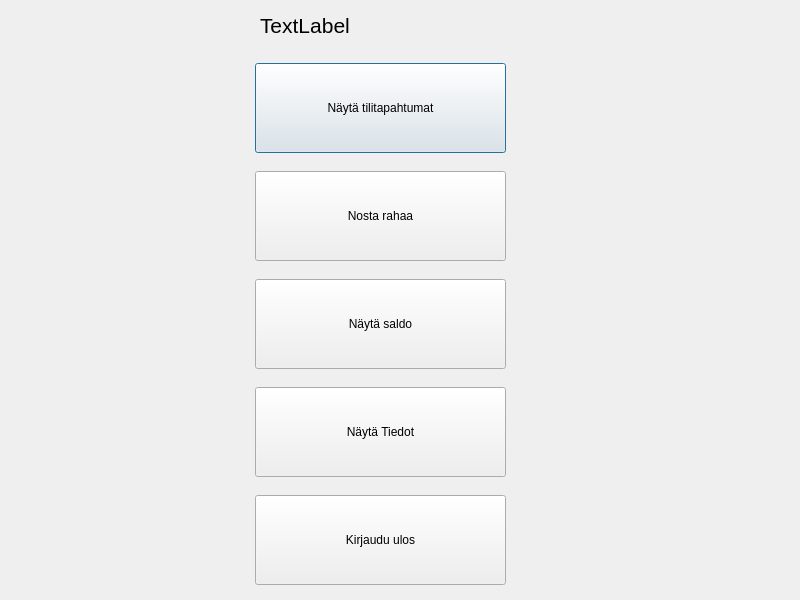
The window that frontend/asiakaswindow.ui (22kmo-project/group_6) describes before a commit, drawn with Qt 5.
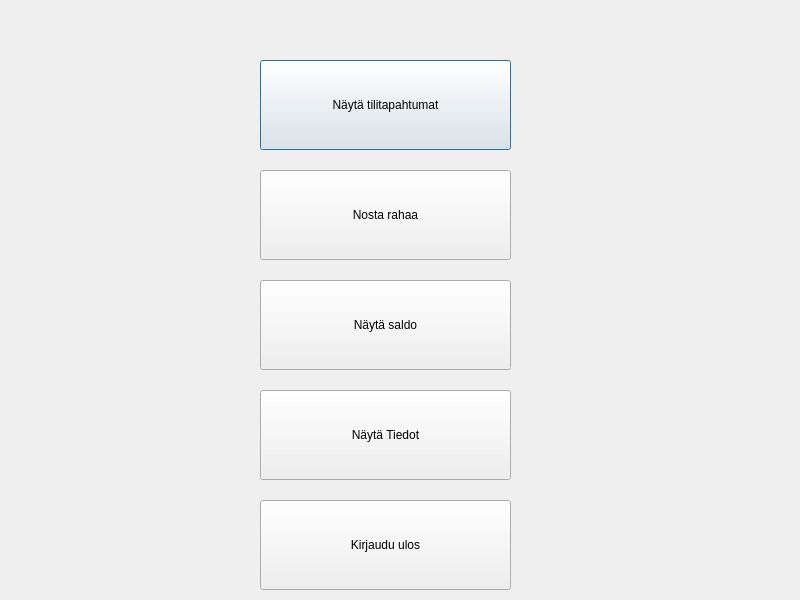
The same window after the commit.

Patch:
```diff
--- a/frontend/asiakaswindow.ui
+++ b/frontend/asiakaswindow.ui
@@ -28,14 +28,14 @@
     </font>
    </property>
    <property name="text">
-    <string>&lt;html&gt;&lt;head/&gt;&lt;body&gt;&lt;p&gt;&lt;span style=&quot; font-size:16pt;&quot;&gt;TextLabel&lt;/span&gt;&lt;/p&gt;&lt;/body&gt;&lt;/html&gt;</string>
+    <string>&lt;html&gt;&lt;head/&gt;&lt;body&gt;&lt;p align=&quot;center&quot;&gt;&lt;br/&gt;&lt;/p&gt;&lt;/body&gt;&lt;/html&gt;</string>
    </property>
   </widget>
   <widget class="QPushButton" name="btnTapahtumat">
    <property name="geometry">
     <rect>
-     <x>255</x>
-     <y>63</y>
+     <x>260</x>
+     <y>60</y>
      <width>251</width>
      <height>90</height>
     </rect>
@@ -59,8 +59,8 @@
   <widget class="QPushButton" name="btnNosto">
    <property name="geometry">
     <rect>
-     <x>255</x>
-     <y>171</y>
+     <x>260</x>
+     <y>170</y>
      <width>251</width>
      <height>90</height>
     </rect>
@@ -84,8 +84,8 @@
   <widget class="QPushButton" name="btnSaldo">
    <property name="geometry">
     <rect>
-     <x>255</x>
-     <y>279</y>
+     <x>260</x>
+     <y>280</y>
      <width>251</width>
      <height>90</height>
     </rect>
@@ -109,8 +109,8 @@
   <widget class="QPushButton" name="btnTiedot">
    <property name="geometry">
     <rect>
-     <x>255</x>
-     <y>387</y>
+     <x>260</x>
+     <y>390</y>
      <width>251</width>
      <height>90</height>
     </rect>
@@ -134,8 +134,8 @@
   <widget class="QPushButton" name="btnLogout">
    <property name="geometry">
     <rect>
-     <x>255</x>
-     <y>495</y>
+     <x>260</x>
+     <y>500</y>
      <width>251</width>
      <height>90</height>
     </rect>
```
